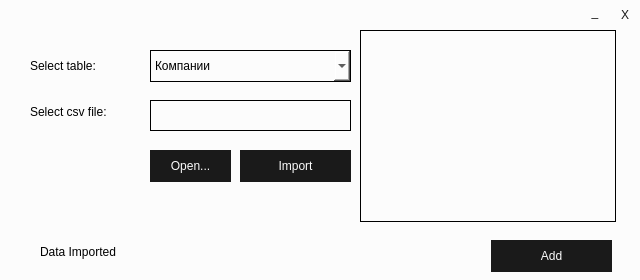
desoff01/Qt_project, file forms/dataimport.ui: the form before one commit.
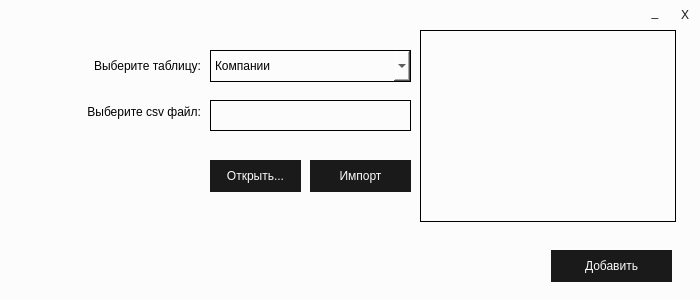
The form after the commit.

```diff
--- a/forms/dataimport.ui
+++ b/forms/dataimport.ui
@@ -6,8 +6,8 @@
    <rect>
     <x>0</x>
     <y>0</y>
-    <width>640</width>
-    <height>280</height>
+    <width>700</width>
+    <height>300</height>
    </rect>
   </property>
   <property name="contextMenuPolicy">
@@ -22,33 +22,39 @@
   <widget class="QLabel" name="labelSelectTable">
    <property name="geometry">
     <rect>
-     <x>30</x>
+     <x>20</x>
      <y>50</y>
-     <width>101</width>
+     <width>181</width>
      <height>31</height>
     </rect>
    </property>
    <property name="text">
-    <string>Select table:</string>
+    <string>Выберите таблицу:</string>
+   </property>
+   <property name="alignment">
+    <set>Qt::AlignRight|Qt::AlignTrailing|Qt::AlignVCenter</set>
    </property>
   </widget>
   <widget class="QLabel" name="labelOpenFile">
    <property name="geometry">
     <rect>
-     <x>30</x>
+     <x>20</x>
      <y>100</y>
-     <width>111</width>
+     <width>181</width>
      <height>24</height>
     </rect>
    </property>
    <property name="text">
-    <string>Select csv file:</string>
+    <string>Выберите csv файл:</string>
+   </property>
+   <property name="alignment">
+    <set>Qt::AlignRight|Qt::AlignTrailing|Qt::AlignVCenter</set>
    </property>
   </widget>
   <widget class="QLineEdit" name="lineEditOpenFile">
    <property name="geometry">
     <rect>
-     <x>150</x>
+     <x>210</x>
      <y>100</y>
      <width>201</width>
      <height>31</height>
@@ -64,7 +70,7 @@
   <widget class="QComboBox" name="comboBoxSelectTable">
    <property name="geometry">
     <rect>
-     <x>150</x>
+     <x>210</x>
      <y>50</y>
      <width>201</width>
      <height>32</height>
@@ -105,9 +111,9 @@
   <widget class="QPushButton" name="pushButtonOpenFile">
    <property name="geometry">
     <rect>
-     <x>150</x>
-     <y>150</y>
-     <width>81</width>
+     <x>210</x>
+     <y>160</y>
+     <width>91</width>
      <height>32</height>
     </rect>
    </property>
@@ -119,15 +125,15 @@
 text-align: center;</string>
    </property>
    <property name="text">
-    <string>Open...</string>
+    <string>Открыть...</string>
    </property>
   </widget>
   <widget class="QPushButton" name="pushButtonImport">
    <property name="geometry">
     <rect>
-     <x>240</x>
-     <y>150</y>
-     <width>111</width>
+     <x>310</x>
+     <y>160</y>
+     <width>101</width>
      <height>32</height>
     </rect>
    </property>
@@ -139,13 +145,13 @@
 text-align: center;</string>
    </property>
    <property name="text">
-    <string>Import</string>
+    <string>Импорт</string>
    </property>
   </widget>
   <widget class="QListWidget" name="listWidget">
    <property name="geometry">
     <rect>
-     <x>360</x>
+     <x>420</x>
      <y>30</y>
      <width>256</width>
      <height>192</height>
@@ -161,8 +167,8 @@
   <widget class="QPushButton" name="pushButtonAdd">
    <property name="geometry">
     <rect>
-     <x>491</x>
-     <y>240</y>
+     <x>551</x>
+     <y>250</y>
      <width>121</width>
      <height>32</height>
     </rect>
@@ -175,26 +181,26 @@
 text-align: center;</string>
    </property>
    <property name="text">
-    <string>Add</string>
+    <string>Добавить</string>
    </property>
   </widget>
   <widget class="QLabel" name="labelStatus">
    <property name="geometry">
     <rect>
      <x>40</x>
-     <y>240</y>
-     <width>121</width>
-     <height>24</height>
+     <y>250</y>
+     <width>311</width>
+     <height>31</height>
     </rect>
    </property>
    <property name="text">
-    <string>Data Imported</string>
+    <string/>
    </property>
   </widget>
   <widget class="QPushButton" name="pushButtonClose">
    <property name="geometry">
     <rect>
-     <x>610</x>
+     <x>670</x>
      <y>0</y>
      <width>30</width>
      <height>30</height>
@@ -212,7 +218,7 @@
   <widget class="QPushButton" name="pushButtonMinimize">
    <property name="geometry">
     <rect>
-     <x>580</x>
+     <x>640</x>
      <y>-3</y>
      <width>30</width>
      <height>30</height>
```
